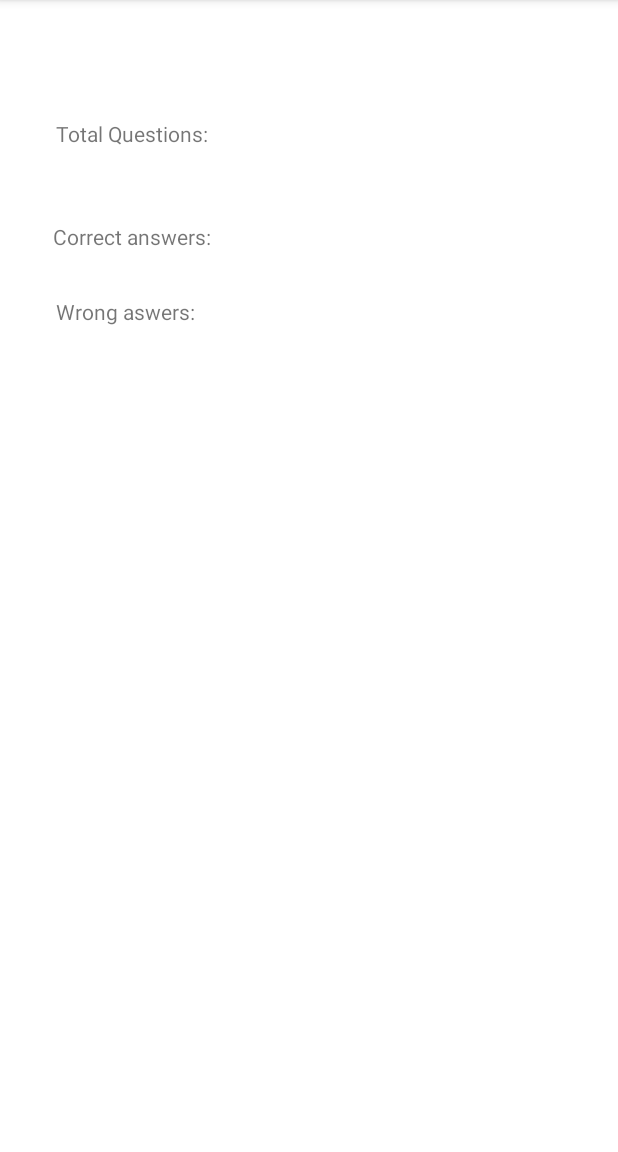
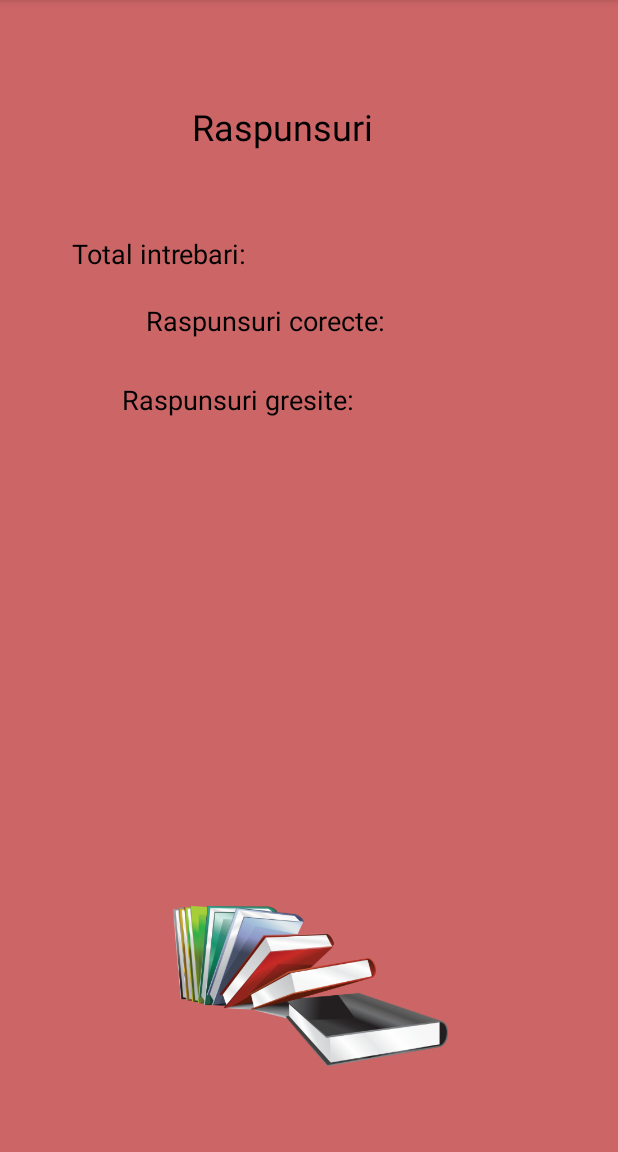
Before and after one commit to nicoletaosiceanu/CHSQuiz, an Android app: the ResultActivity screen opened directly, with no data from a screen before it, on a phone screen of 412 x 824 dp, the part 84-1236 px from its top. Run offline under Robolectric (Android 15) with nearby library versions, the phone set to English and light mode, and no system bars.

Commit message:
ultimapag commit

```diff
--- a/app/src/main/java/com/example/chsquiz/MainActivity.java
+++ b/app/src/main/java/com/example/chsquiz/MainActivity.java
@@ -30,7 +30,7 @@ public class MainActivity extends AppCompatActivity {
     @Override
     protected void onCreate(Bundle savedInstanceState) {
         super.onCreate(savedInstanceState);
-        setContentView(R.layout.activity_main);
+        setContentView(R.layout.firstpage_main);
        /* b1= (Button)findViewById(R.id.button1);
         b2= (Button)findViewById(R.id.button2);
         b3= (Button)findViewById(R.id.button3);
--- a/app/src/main/res/layout/activity_result.xml
+++ b/app/src/main/res/layout/activity_result.xml
@@ -1,9 +1,10 @@
 <?xml version="1.0" encoding="utf-8"?>
-<RelativeLayout xmlns:android="http://schemas.android.com/apk/res/android"
+<androidx.constraintlayout.widget.ConstraintLayout xmlns:android="http://schemas.android.com/apk/res/android"
     xmlns:app="http://schemas.android.com/apk/res-auto"
     xmlns:tools="http://schemas.android.com/tools"
     android:layout_width="match_parent"
     android:layout_height="match_parent"
+    android:background="#CC6565"
     tools:context=".ResultActivity">
 
 
@@ -12,12 +13,16 @@
         android:layout_width="wrap_content"
         android:layout_height="wrap_content"
         android:layout_alignParentStart="true"
+        android:layout_alignParentLeft="true"
         android:layout_alignParentTop="true"
-        android:layout_marginStart="37dp"
-        android:layout_marginTop="79dp"
-        android:text="Total Questions:"
-        android:layout_marginLeft="37dp"
-        android:layout_alignParentLeft="true" />
+        android:layout_marginTop="56dp"
+        android:text="Total intrebari:"
+        android:textColor="#000000"
+        android:textSize="18sp"
+        app:layout_constraintEnd_toStartOf="@+id/textView4"
+        app:layout_constraintHorizontal_bias="0.192"
+        app:layout_constraintStart_toStartOf="parent"
+        app:layout_constraintTop_toBottomOf="@+id/textView7" />
 
     <TextView
         android:id="@+id/textView2"
@@ -25,9 +30,14 @@
         android:layout_height="wrap_content"
         android:layout_alignParentLeft="true"
         android:layout_alignParentTop="true"
-        android:layout_marginLeft="35dp"
-        android:layout_marginTop="148dp"
-        android:text="Correct answers:" />
+        android:layout_marginTop="20dp"
+        android:text="Raspunsuri corecte:"
+        android:textColor="#000000"
+        android:textSize="18sp"
+        app:layout_constraintEnd_toStartOf="@+id/textView5"
+        app:layout_constraintHorizontal_bias="0.475"
+        app:layout_constraintStart_toStartOf="parent"
+        app:layout_constraintTop_toBottomOf="@+id/textView" />
 
     <TextView
         android:id="@+id/textView3"
@@ -35,49 +45,91 @@
         android:layout_height="wrap_content"
         android:layout_alignParentLeft="true"
         android:layout_alignParentTop="true"
-        android:layout_marginStart="37dp"
-        android:layout_marginLeft="59dp"
-        android:layout_marginTop="198dp"
-        android:text="Wrong aswers:" />
+        android:layout_marginTop="28dp"
+        android:text="Raspunsuri gresite:"
+        android:textColor="#000000"
+        android:textSize="18sp"
+        app:layout_constraintEnd_toStartOf="@+id/textView6"
+        app:layout_constraintHorizontal_bias="0.38"
+        app:layout_constraintStart_toStartOf="parent"
+        app:layout_constraintTop_toBottomOf="@+id/textView2" />
 
     <TextView
         android:id="@+id/textView4"
         android:layout_width="wrap_content"
         android:layout_height="wrap_content"
+        android:layout_alignParentStart="true"
+
+        android:layout_alignParentLeft="true"
+        android:layout_alignParentTop="true"
+
+        android:layout_marginTop="56dp"
+        android:layout_marginEnd="44dp"
+        android:layout_marginRight="44dp"
         android:text="TextView"
-
-        android:layout_alignParentStart="true"
-        android:layout_alignParentTop="true"
-        android:layout_marginStart="160dp"
-        android:layout_marginTop="79dp"
-
-        android:layout_marginLeft="37dp"
-        android:layout_alignParentLeft="true" />
+        android:textColor="#000000"
+        android:textSize="18sp"
+        app:layout_constraintEnd_toEndOf="parent"
+        app:layout_constraintTop_toBottomOf="@+id/textView7" />
 
     <TextView
         android:id="@+id/textView5"
         android:layout_width="wrap_content"
         android:layout_height="wrap_content"
+        android:layout_alignParentStart="true"
+        android:layout_alignParentLeft="true"
+        android:layout_alignParentTop="true"
+
+        android:layout_marginTop="20dp"
+        android:layout_marginEnd="48dp"
+        android:layout_marginRight="48dp"
         android:text="TextView"
-        android:layout_alignParentStart="true"
-        android:layout_alignParentTop="true"
-        android:layout_marginStart="160dp"
-        android:layout_marginTop="150dp"
-
-        android:layout_marginLeft="37dp"
-        android:layout_alignParentLeft="true" />
+        android:textColor="#000000"
+        android:textSize="18sp"
+        app:layout_constraintEnd_toEndOf="parent"
+        app:layout_constraintTop_toBottomOf="@+id/textView4" />
 
     <TextView
         android:id="@+id/textView6"
         android:layout_width="wrap_content"
         android:layout_height="wrap_content"
+        android:layout_alignParentStart="true"
+        android:layout_alignParentLeft="true"
+        android:layout_alignParentTop="true"
+
+        android:layout_marginTop="28dp"
+        android:layout_marginEnd="44dp"
+        android:layout_marginRight="44dp"
         android:text="TextView"
-        android:layout_alignParentStart="true"
-        android:layout_alignParentTop="true"
-        android:layout_marginStart="160dp"
-        android:layout_marginTop="200dp"
+        android:textColor="#000000"
+        android:textSize="18sp"
+        app:layout_constraintEnd_toEndOf="parent"
+        app:layout_constraintTop_toBottomOf="@+id/textView5" />
 
-        android:layout_marginLeft="37dp"
-        android:layout_alignParentLeft="true" />
+    <ImageView
+        android:id="@+id/imageView2"
+        android:layout_width="183dp"
+        android:layout_height="157dp"
+        android:layout_marginBottom="32dp"
+        app:layout_constraintBottom_toBottomOf="parent"
+        app:layout_constraintEnd_toEndOf="parent"
+        app:layout_constraintHorizontal_bias="0.503"
+        app:layout_constraintStart_toStartOf="parent"
+        app:layout_constraintTop_toBottomOf="@+id/textView3"
+        app:layout_constraintVertical_bias="1.0"
+        app:srcCompat="@drawable/books2" />
 
-</RelativeLayout>
+    <TextView
+        android:id="@+id/textView7"
+        android:layout_width="wrap_content"
+        android:layout_height="wrap_content"
+        android:layout_marginTop="68dp"
+        android:text="Raspunsuri"
+        android:textColor="#000000"
+        android:textSize="24sp"
+        app:layout_constraintEnd_toEndOf="parent"
+        app:layout_constraintHorizontal_bias="0.439"
+        app:layout_constraintStart_toStartOf="parent"
+        app:layout_constraintTop_toTopOf="parent" />
+
+</androidx.constraintlayout.widget.ConstraintLayout>
```
Also changed, not shown: app/src/main/res/drawable-xhdpi/books2.png (added).
